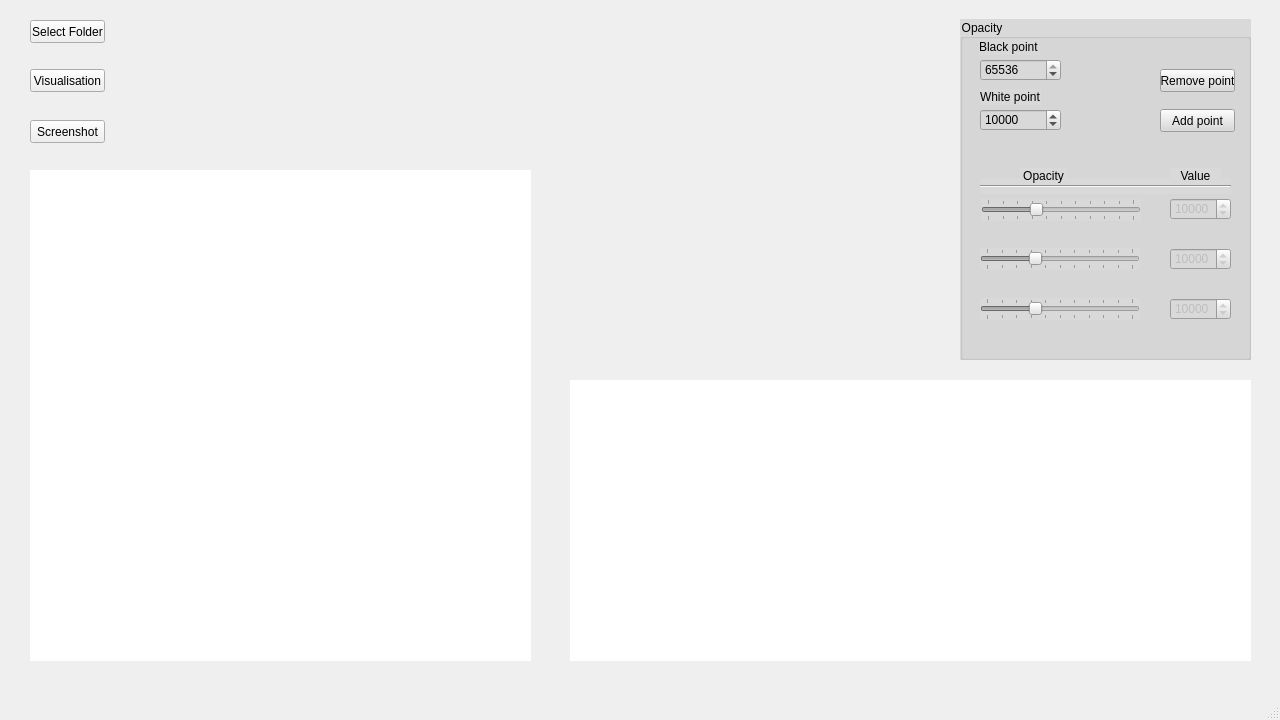
Qt form user_interface.ui (Olam1/ProjetMulti) before a commit.
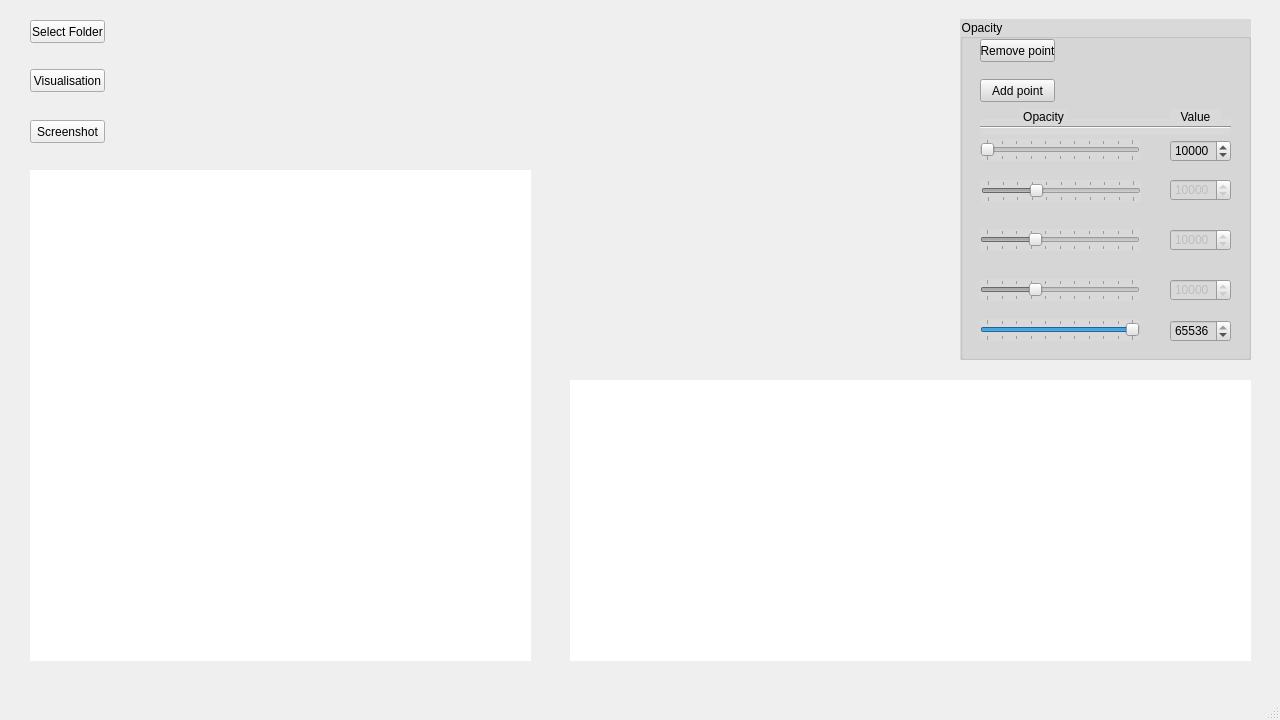
The same form after that commit. Icons and pictures are not drawn.

What changed in the file:
```diff
--- a/user_interface.ui
+++ b/user_interface.ui
@@ -95,19 +95,6 @@
     <property name="checkable">
      <bool>false</bool>
     </property>
-    <widget class="QLabel" name="black_point">
-     <property name="geometry">
-      <rect>
-       <x>19</x>
-       <y>20</y>
-       <width>61</width>
-       <height>16</height>
-      </rect>
-     </property>
-     <property name="text">
-      <string>Black point</string>
-     </property>
-    </widget>
     <widget class="QSpinBox" name="point1spinBox">
      <property name="enabled">
       <bool>false</bool>
@@ -115,7 +102,7 @@
      <property name="geometry">
       <rect>
        <x>210</x>
-       <y>179</y>
+       <y>160</y>
        <width>61</width>
        <height>22</height>
       </rect>
@@ -137,7 +124,7 @@
      <property name="geometry">
       <rect>
        <x>20</x>
-       <y>229</y>
+       <y>210</y>
        <width>160</width>
        <height>22</height>
       </rect>
@@ -162,7 +149,7 @@
      <property name="geometry">
       <rect>
        <x>20</x>
-       <y>279</y>
+       <y>260</y>
        <width>160</width>
        <height>22</height>
       </rect>
@@ -187,7 +174,7 @@
      <property name="geometry">
       <rect>
        <x>210</x>
-       <y>279</y>
+       <y>260</y>
        <width>61</width>
        <height>22</height>
       </rect>
@@ -209,7 +196,7 @@
      <property name="geometry">
       <rect>
        <x>210</x>
-       <y>229</y>
+       <y>210</y>
        <width>61</width>
        <height>22</height>
       </rect>
@@ -227,8 +214,8 @@
     <widget class="QPushButton" name="remove_point">
      <property name="geometry">
       <rect>
-       <x>200</x>
-       <y>50</y>
+       <x>20</x>
+       <y>20</y>
        <width>75</width>
        <height>23</height>
       </rect>
@@ -240,8 +227,8 @@
     <widget class="QPushButton" name="add_point">
      <property name="geometry">
       <rect>
-       <x>200</x>
-       <y>90</y>
+       <x>20</x>
+       <y>60</y>
        <width>75</width>
        <height>23</height>
       </rect>
@@ -254,7 +241,7 @@
      <property name="geometry">
       <rect>
        <x>20</x>
-       <y>159</y>
+       <y>100</y>
        <width>251</width>
        <height>16</height>
       </rect>
@@ -270,7 +257,7 @@
      <property name="geometry">
       <rect>
        <x>21</x>
-       <y>180</y>
+       <y>161</y>
        <width>160</width>
        <height>22</height>
       </rect>
@@ -301,7 +288,7 @@
      <property name="geometry">
       <rect>
        <x>60</x>
-       <y>149</y>
+       <y>90</y>
        <width>47</width>
        <height>16</height>
       </rect>
@@ -317,7 +304,7 @@
      <property name="geometry">
       <rect>
        <x>210</x>
-       <y>149</y>
+       <y>90</y>
        <width>51</width>
        <height>16</height>
       </rect>
@@ -332,9 +319,9 @@
     <widget class="QSpinBox" name="spinBox_black_point">
      <property name="geometry">
       <rect>
-       <x>20</x>
-       <y>40</y>
-       <width>81</width>
+       <x>210</x>
+       <y>301</y>
+       <width>61</width>
        <height>22</height>
       </rect>
      </property>
@@ -351,9 +338,9 @@
     <widget class="QSpinBox" name="spinBox_white_point">
      <property name="geometry">
       <rect>
-       <x>20</x>
-       <y>90</y>
-       <width>81</width>
+       <x>210</x>
+       <y>121</y>
+       <width>61</width>
        <height>22</height>
       </rect>
      </property>
@@ -367,17 +354,72 @@
       <number>10000</number>
      </property>
     </widget>
-    <widget class="QLabel" name="white_point">
+    <widget class="QSlider" name="point5Slider">
+     <property name="enabled">
+      <bool>true</bool>
+     </property>
      <property name="geometry">
       <rect>
        <x>20</x>
-       <y>70</y>
-       <width>61</width>
-       <height>16</height>
+       <y>300</y>
+       <width>160</width>
+       <height>22</height>
       </rect>
      </property>
-     <property name="text">
-      <string>White point</string>
+     <property name="maximum">
+      <number>100</number>
+     </property>
+     <property name="singleStep">
+      <number>1</number>
+     </property>
+     <property name="pageStep">
+      <number>10</number>
+     </property>
+     <property name="value">
+      <number>100</number>
+     </property>
+     <property name="sliderPosition">
+      <number>100</number>
+     </property>
+     <property name="orientation">
+      <enum>Qt::Horizontal</enum>
+     </property>
+     <property name="tickPosition">
+      <enum>QSlider::TicksBothSides</enum>
+     </property>
+    </widget>
+    <widget class="QSlider" name="point0Slider">
+     <property name="enabled">
+      <bool>true</bool>
+     </property>
+     <property name="geometry">
+      <rect>
+       <x>20</x>
+       <y>120</y>
+       <width>160</width>
+       <height>22</height>
+      </rect>
+     </property>
+     <property name="maximum">
+      <number>100</number>
+     </property>
+     <property name="singleStep">
+      <number>1</number>
+     </property>
+     <property name="pageStep">
+      <number>10</number>
+     </property>
+     <property name="value">
+      <number>0</number>
+     </property>
+     <property name="sliderPosition">
+      <number>0</number>
+     </property>
+     <property name="orientation">
+      <enum>Qt::Horizontal</enum>
+     </property>
+     <property name="tickPosition">
+      <enum>QSlider::TicksBothSides</enum>
      </property>
     </widget>
    </widget>
```
Left out of the diff: 4 changed lines with no effect on the pictures.
